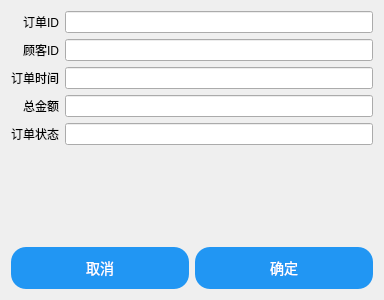
Qt form OrderDetailDialog.ui (xuanyuanbuchen/LoginWindow) before a commit.
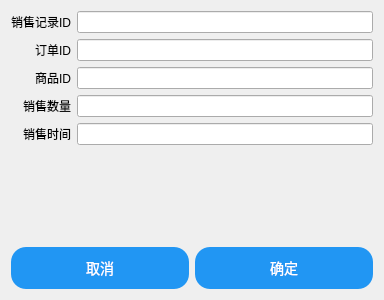
The same form after that commit.

Commit message: 1.修改了SaleTableLine的定义，之前搞错了，SaleTableLine应该是指销售记录的一条的意思

The edit to the form file:
```diff
--- a/OrderDetailDialog.ui
+++ b/OrderDetailDialog.ui
@@ -25,7 +25,7 @@
      <item row="0" column="0">
       <widget class="QLabel" name="orderIDLabel">
        <property name="text">
-        <string>订单ID</string>
+        <string>销售记录ID</string>
        </property>
       </widget>
      </item>
@@ -35,7 +35,7 @@
      <item row="1" column="0">
       <widget class="QLabel" name="customerIDLabel">
        <property name="text">
-        <string>顾客ID</string>
+        <string>订单ID</string>
        </property>
       </widget>
      </item>
@@ -45,27 +45,27 @@
      <item row="2" column="0">
       <widget class="QLabel" name="dateLabel">
        <property name="text">
-        <string>订单时间</string>
+        <string>商品ID</string>
        </property>
       </widget>
      </item>
      <item row="2" column="1">
-      <widget class="QLineEdit" name="dateEdit"/>
+      <widget class="QLineEdit" name="goodsIDEdit"/>
      </item>
      <item row="3" column="0">
       <widget class="QLabel" name="priceLabel">
        <property name="text">
-        <string>总金额</string>
+        <string>销售数量</string>
        </property>
       </widget>
      </item>
      <item row="3" column="1">
-      <widget class="QLineEdit" name="priceEdit"/>
+      <widget class="QLineEdit" name="dateEdit"/>
      </item>
      <item row="4" column="0">
       <widget class="QLabel" name="stateLabel">
        <property name="text">
-        <string>订单状态</string>
+        <string>销售时间</string>
        </property>
       </widget>
      </item>
```
Left out of the diff: 16 changed lines with no effect on the pictures. The commit also changes 4 other files.
